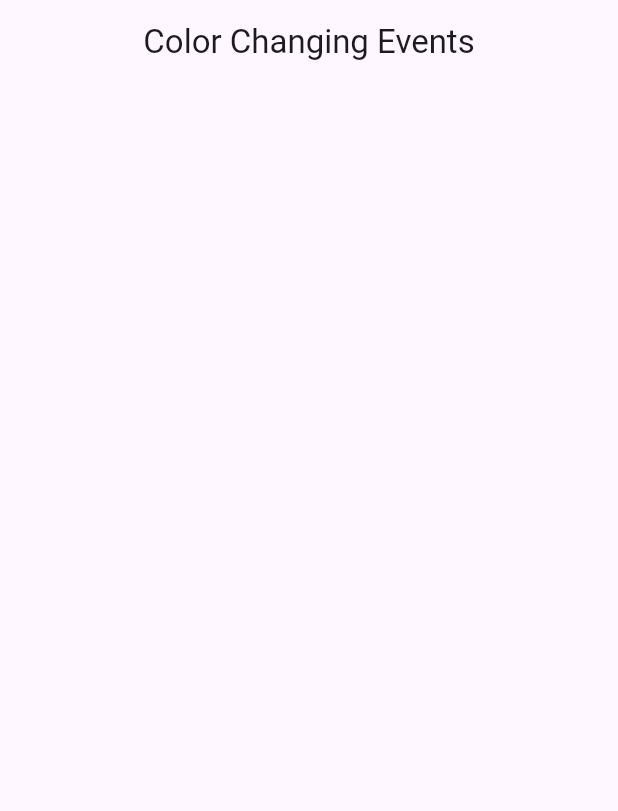
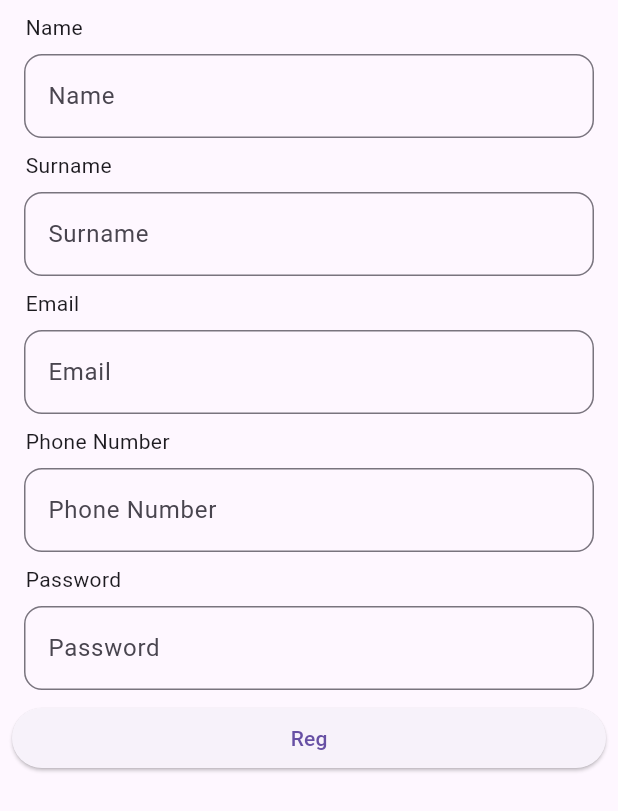
Before and after one commit to Darshanproject/November23_Flutter, a Flutter app: the screen it shows after launch, on a phone screen of 412 x 824 dp. Shown: the top 811 px of the screen. Run offline on Flutter 3.47's test engine with Material 3 defaults, Android fonts, the phone set to English and light mode, and no system bars; our stand-ins replace get, google_fonts, velocity_x.

Commit message:
18-01-2024

```diff
--- /dev/null
+++ b/Ui Designing/myapp1/lib/Advance/Validation.dart
@@ -0,0 +1,161 @@
+import 'package:flutter/material.dart';
+import 'package:myapp1/Const/exports.dart';
+import 'package:myapp1/Screens1/Gird.dart';
+
+class Reg_Screen extends StatefulWidget {
+  const Reg_Screen({super.key});
+
+  @override
+  State<Reg_Screen> createState() => _Reg_ScreenState();
+}
+
+class _Reg_ScreenState extends State<Reg_Screen> {
+  final _fromkey = GlobalKey<FormState>();
+  @override
+  Widget build(BuildContext context) {
+    return  Scaffold(
+      body: Padding(
+        padding: const EdgeInsets.all(8.0),
+        child: Form(
+          key: _fromkey,
+          child: ListView(
+            children: [
+              Padding(
+                padding: const EdgeInsets.symmetric(horizontal: 9),
+                child: Text("Name"),
+              ),
+              Padding(
+                padding: const EdgeInsets.all(8.0),
+                child: TextFormField(
+                  validator: (value) {
+                    if(value != null && value.isEmpty){
+                      return 'Please enter your name here ';
+                    }else{
+                      return null;
+                    }
+                  },
+                  decoration: InputDecoration(
+                    border: OutlineInputBorder(
+                      borderRadius: BorderRadius.circular(12)
+                    ),
+                    hintText: "Name",
+                    labelText: "Name"
+                  ),
+                ),
+              ),
+              Padding(
+                padding: const EdgeInsets.symmetric(horizontal: 9),
+                child: Text("Surname"),
+              ),
+              Padding(
+                padding: const EdgeInsets.all(8.0),
+                child: TextFormField(
+                  validator: (value) {
+                    if(value != null && value.isEmpty){
+                      return 'Please enter your Surname here ';
+                    }else{
+                      return null;
+                    }
+                  },
+                  decoration: InputDecoration(
+                    border: OutlineInputBorder(
+                      borderRadius: BorderRadius.circular(12)
+                    ),
+                    hintText: "Surname",
+                    labelText: "Surname"
+                  ),
+                ),
+              ),
+              Padding(
+                padding: const EdgeInsets.symmetric(horizontal: 9),
+                child: Text("Email"),
+              ),
+              Padding(
+                padding: const EdgeInsets.all(8.0),
+                child: TextFormField(
+                  validator: (value) {
+                    if(value != null && value.isEmpty){
+                      return 'Please enter your Email here ';
+                    }if (value != '@' && value == '.com' ) {
+                      return 'this is not an email address';
+                    }
+
+                    else{
+                      return null;
+                    }
+                  },
+                  decoration: InputDecoration(
+                    border: OutlineInputBorder(
+                      borderRadius: BorderRadius.circular(12)
+                    ),
+                    hintText: "Email",
+                    labelText: "Email"
+                  ),
+                ),
+              ),
+              Padding(
+                padding: const EdgeInsets.symmetric(horizontal: 9),
+                child: Text("Phone Number"),
+              ),
+              Padding(
+                padding: const EdgeInsets.all(8.0),
+                child: TextFormField(
+                  keyboardType: TextInputType.number,
+                  validator: (value) {
+                    if(value!.length != 10 && value!.length == 11){
+                        return 'Numbers seems to be long or incorrect';
+                    }
+                   else{
+                      return null;
+                    }
+                  },
+                  decoration: InputDecoration(
+                    border: OutlineInputBorder(
+                      borderRadius: BorderRadius.circular(12)
+                    ),
+                    hintText: "Phone Number",
+                    labelText: "Phone Number"
+                  ),
+                ),
+              ),
+              Padding(
+                padding: const EdgeInsets.symmetric(horizontal: 9),
+                child: Text("Password"),
+              ),
+              Padding(
+                padding: const EdgeInsets.all(8.0),
+                child: TextFormField(
+                  obscureText: true,
+                  validator: (value) {
+                    if(value != null && value.isEmpty){
+                      return 'Please enter your Password here ';
+                    }
+                    if (value!.length < 8  && value.length > 16) {
+                        return 'your password seems to be short or to long';
+                    }else{
+                      return null;
+                    }
+                  },
+                  decoration: InputDecoration(
+                    border: OutlineInputBorder(
+                      borderRadius: BorderRadius.circular(12)
+                    ),
+                    hintText: "Password",
+                    labelText: "Password"
+                  ),
+                ),
+              ),
+              SizedBox(
+                width: context.screenWidth - 40,
+                child: ElevatedButton(onPressed: (){
+                  if (_fromkey.currentState!.validate()) {
+                    Navigator.push(context, MaterialPageRoute(builder: (BuildContext context)=>Gird_View_Screen()));
+                  }
+                }, child: Text("Reg")),
+              )
+            ],
+          )),
+      ),
+    );
+  }
+}
--- /dev/null
+++ b/Ui Designing/myapp1/lib/Const/exports.dart
@@ -0,0 +1,3 @@
+export 'package:velocity_x/velocity_x.dart';
+export 'package:flutter/material.dart';
+export 'package:get/get.dart';
--- a/Ui Designing/myapp1/lib/main.dart
+++ b/Ui Designing/myapp1/lib/main.dart
@@ -2,6 +2,8 @@
 import 'package:myapp1/Advance/DynamicColor.dart';
 import 'package:myapp1/Advance/Gridview.dart';
 import 'package:myapp1/Advance/Listview.dart';
+import 'package:myapp1/Advance/Sample.dart';
+import 'package:myapp1/Advance/Validation.dart';
 import 'package:myapp1/Screens/Home_Screen.dart';
 import 'package:myapp1/Screens/Login.dart';
 import 'package:myapp1/Screens/Second_Screen.dart';
@@ -20,7 +22,7 @@
   Widget build(BuildContext context) {
     return  MaterialApp(
       debugShowCheckedModeBanner: false,
-      home: ColorChanging(),
+      home:Reg_Screen(),
     );
   }
 }
--- a/Ui Designing/myapp1/pubspec.yaml
+++ b/Ui Designing/myapp1/pubspec.yaml
@@ -36,6 +36,8 @@
   # Use with the CupertinoIcons class for iOS style icons.
   cupertino_icons: ^1.0.2
   google_fonts: ^6.1.0
+  get: ^4.6.6
+  velocity_x: ^4.1.2
 
 dev_dependencies:
   flutter_test:
```
Also changed, not shown: Ui Designing/myapp1/lib/Advance/Sample.dart (added, +87 -0 lines), Ui Designing/myapp1/lib/Const/Backscreen.dart (added, +13 -0 lines), Ui Designing/myapp1/lib/Const/TextFiled.dart (added, +23 -0 lines), Ui Designing/myapp1/lib/Const/ourbutton.dart (added, +9 -0 lines), Ui Designing/myapp1/pubspec.lock.
